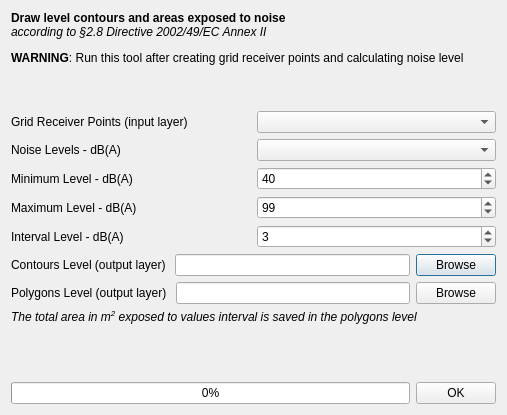
Before: the Qt Designer form tools/ui_ContoursLevel.ui in pierluigiderosa/openoise, drawn with Qt 5.
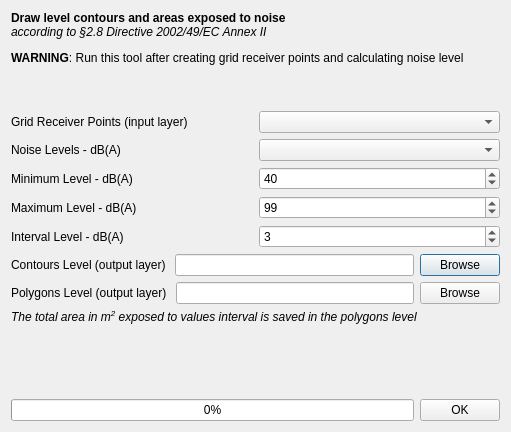
After: the same form once the commit is applied. Custom widgets are drawn as their Qt base class.

```diff
--- a/tools/ui_ContoursLevel.ui
+++ b/tools/ui_ContoursLevel.ui
@@ -6,8 +6,8 @@
    <rect>
     <x>0</x>
     <y>0</y>
-    <width>507</width>
-    <height>415</height>
+    <width>511</width>
+    <height>432</height>
    </rect>
   </property>
   <property name="windowTitle">
```
Left out of the diff: 2 changed lines with no effect on the pictures.
